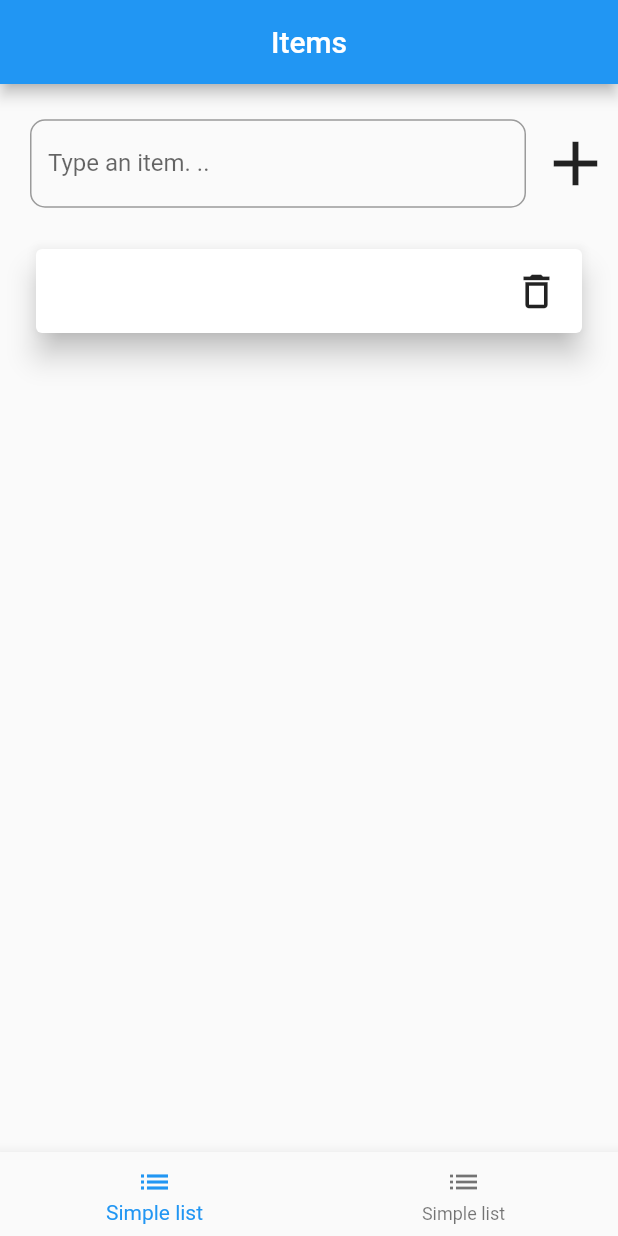
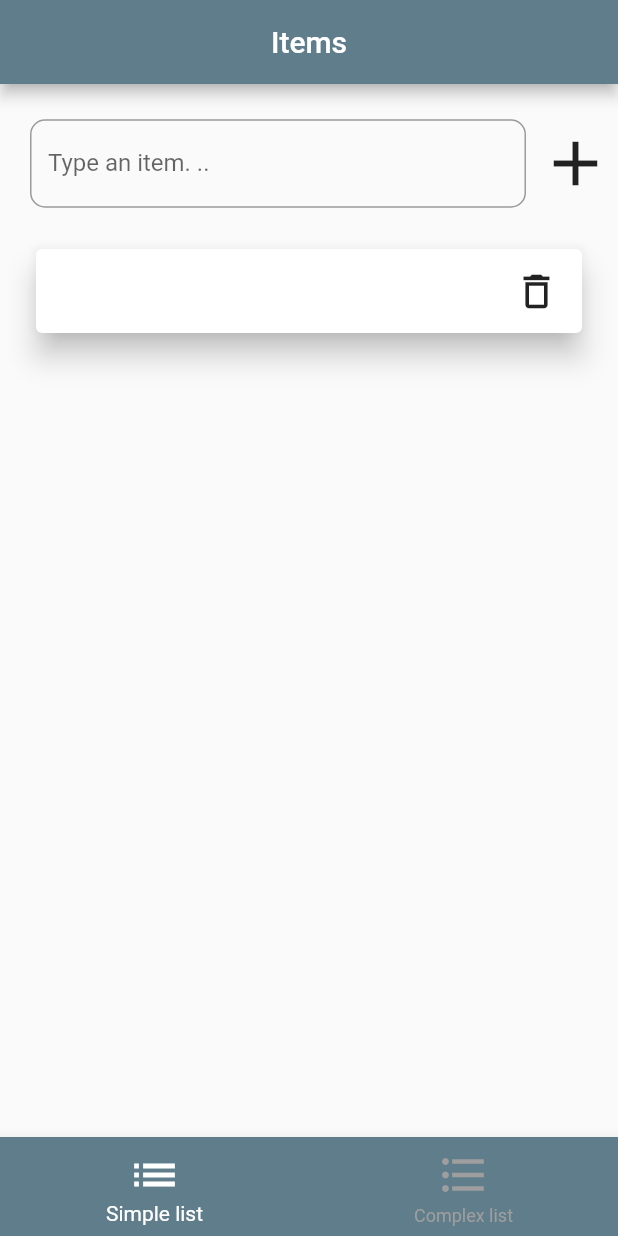
Before and after one commit to IgorMing/learn-flutter, a Flutter app: the screen it shows after launch, after a tap on the "add" icon, on a phone screen of 412 x 824 dp. Run offline on Flutter 3.47's test engine with Material 2 defaults, Android fonts, the phone set to English and light mode, and no system bars.

Commit message:
change somethings regarding routes

```diff
--- a/lib/main.dart
+++ b/lib/main.dart
@@ -1,13 +1,57 @@
 import 'package:flutter/material.dart';
-import './src/home.dart';
+import 'package:items_list/src/SimpleList/index.dart';
+import 'package:items_list/src/ComplexList/index.dart';
 
 void main() => runApp(App());
 
-class App extends StatelessWidget {
+class App extends StatefulWidget {
+  @override
+  _AppState createState() => _AppState();
+}
+
+class _AppState extends State<App> {
+  int _selectedIndex = 0;
+  static List<Widget> _screens = <Widget>[
+    SimpleList(),
+    ComplexList(),
+  ];
+
+  void _onChange(int index) {
+    setState(() {
+      _selectedIndex = index;
+    });
+  }
+
   @override
   Widget build(BuildContext context) {
     return MaterialApp(
-      home: Home(),
+      theme: ThemeData(
+        appBarTheme: AppBarTheme(color: Colors.blueGrey),
+      ),
+      home: Scaffold(
+        bottomNavigationBar: BottomNavigationBar(
+          backgroundColor: Colors.blueGrey,
+          selectedItemColor: Colors.white,
+          unselectedItemColor: Colors.grey,
+          currentIndex: _selectedIndex,
+          onTap: _onChange,
+          items: const <BottomNavigationBarItem>[
+            BottomNavigationBarItem(
+              icon: Icon(Icons.list, size: 36),
+              title: Text("Simple list"),
+            ),
+            BottomNavigationBarItem(
+              icon: Icon(Icons.format_list_bulleted, size: 36),
+              title: Text("Complex list"),
+            ),
+          ],
+        ),
+        appBar: AppBar(
+          centerTitle: true,
+          title: Text("Items"),
+        ),
+        body: _screens.elementAt(_selectedIndex),
+      ),
     );
   }
 }
--- /dev/null
+++ b/lib/src/ComplexList/index.dart
@@ -0,0 +1,10 @@
+import 'package:flutter/material.dart';
+
+class ComplexList extends StatelessWidget {
+  @override
+  Widget build(BuildContext context) {
+    return Center(
+      child: Text("Complex List"),
+    );
+  }
+}
--- /dev/null
+++ b/lib/src/SimpleList/index.dart
@@ -0,0 +1,72 @@
+import 'package:flutter/material.dart';
+import './textfield.dart';
+import './item.dart';
+
+class SimpleList extends StatefulWidget {
+  @override
+  _SimpleList createState() => _SimpleList();
+}
+
+class _SimpleList extends State<SimpleList> {
+  final _textController = TextEditingController();
+  List<String> _items = <String>[];
+
+  void addItem() {
+    setState(() {
+      _items.add(_textController.text);
+    });
+    _textController.clear();
+  }
+
+  void deleteItem(int index) {
+    setState(() {
+      _items.removeAt(index);
+    });
+  }
+
+  @override
+  Widget build(BuildContext context) {
+    return Padding(
+      padding: EdgeInsets.all(20),
+      child: Column(
+        children: <Widget>[
+          Row(
+            crossAxisAlignment: CrossAxisAlignment.center,
+            children: <Widget>[
+              Expanded(
+                flex: 8,
+                child: MyTextField(
+                  _textController,
+                  onFinish: addItem,
+                ),
+              ),
+              Expanded(
+                flex: 1,
+                child: IconButton(
+                  iconSize: 50,
+                  icon: Icon(
+                    Icons.add,
+                  ),
+                  onPressed: addItem,
+                ),
+              ),
+            ],
+          ),
+          Expanded(
+            child: ListView.builder(
+              padding: EdgeInsets.only(top: 20),
+              itemCount: _items.length,
+              itemBuilder: (BuildContext context, int index) {
+                return Item(
+                  _items[index],
+                  index,
+                  onDelete: deleteItem,
+                );
+              },
+            ),
+          ),
+        ],
+      ),
+    );
+  }
+}
--- a/lib/src/home.dart
+++ /dev/null
@@ -1,90 +0,0 @@
-import 'package:flutter/material.dart';
-import './textfield.dart';
-import './item.dart';
-
-class Home extends StatefulWidget {
-  @override
-  _Home createState() => _Home();
-}
-
-class _Home extends State<Home> {
-  final _textController = TextEditingController();
-  List<String> _items = <String>[];
-
-  void addItem() {
-    setState(() {
-      _items.add(_textController.text);
-    });
-    _textController.clear();
-  }
-
-  void deleteItem(int index) {
-    setState(() {
-      _items.removeAt(index);
-    });
-  }
-
-  @override
-  Widget build(BuildContext context) {
-    return Scaffold(
-      bottomNavigationBar: BottomNavigationBar(
-        items: const <BottomNavigationBarItem>[
-          BottomNavigationBarItem(
-            icon: Icon(Icons.list),
-            title: Text("Simple list"),
-          ),
-          BottomNavigationBarItem(
-            icon: Icon(Icons.list),
-            title: Text("Simple list"),
-          ),
-        ],
-      ),
-      appBar: AppBar(
-        centerTitle: true,
-        title: Text("Items"),
-      ),
-      body: Padding(
-        padding: EdgeInsets.all(20),
-        child: Column(
-          children: <Widget>[
-            Row(
-              crossAxisAlignment: CrossAxisAlignment.center,
-              children: <Widget>[
-                Expanded(
-                  flex: 8,
-                  child: MyTextField(
-                    _textController,
-                    onFinish: addItem,
-                  ),
-                ),
-                Expanded(
-                  flex: 1,
-                  child: IconButton(
-                    iconSize: 50,
-                    icon: Icon(
-                      Icons.add,
-                    ),
-                    onPressed: addItem,
-                  ),
-                ),
-              ],
-            ),
-            Expanded(
-              child: ListView.builder(
-                padding: EdgeInsets.only(top: 20),
-                itemCount: _items.length,
-                itemBuilder: (BuildContext context, int index) {
-                  return Item(
-                    _items[index],
-                    index,
-                    onDelete: deleteItem,
-                  );
-                },
-              ),
-            ),
-          ],
-        ),
-      ),
-    );
-  }
-}
```
Also changed, not shown: lib/src/SimpleList/item.dart (renamed from lib/src/item.dart), lib/src/SimpleList/textfield.dart (renamed from lib/src/textfield.dart).
